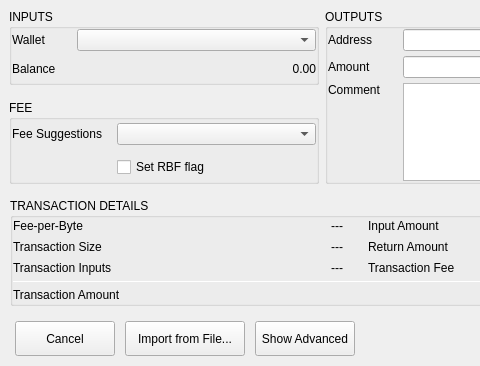
BlockSettle/terminal, file BlockSettleUILib/CreateTransactionDialogSimple.ui: the form before one commit; both pictures show x 0 to 480 and y 0 to 366 of the 715 by 366 pixel window.
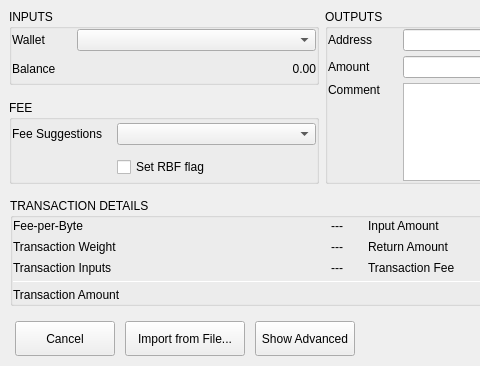
The form after the commit.

Commit message:
Make proper usage of TX weight
Some code makes use of a transaction's weight in a roundabout way. Use the weight directly.

In addition, clean up incorrect references to TX size in the GUI. Refer to weight instead.

Patch:
```diff
--- a/BlockSettleUILib/CreateTransactionDialogSimple.ui
+++ b/BlockSettleUILib/CreateTransactionDialogSimple.ui
@@ -1035,7 +1035,7 @@
                         </size>
                        </property>
                        <property name="text">
-                        <string>Transaction Size</string>
+                        <string>Transaction Weight</string>
                        </property>
                        <property name="alignment">
                         <set>Qt::AlignLeading|Qt::AlignLeft|Qt::AlignVCenter</set>
```
The commit also changes 6 other files.
